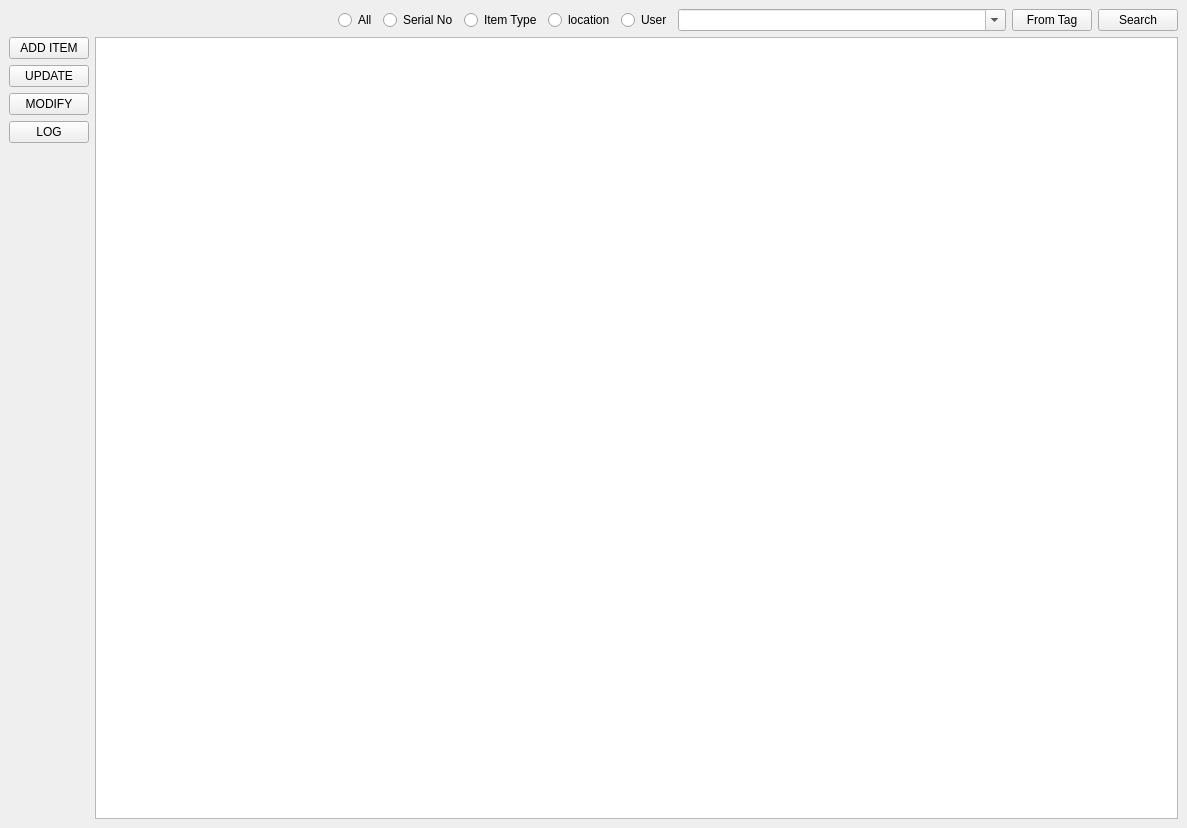
Qt form GUI/uiFiles/Grantha.ui (aumanimationstudios/Grantha) before a commit.
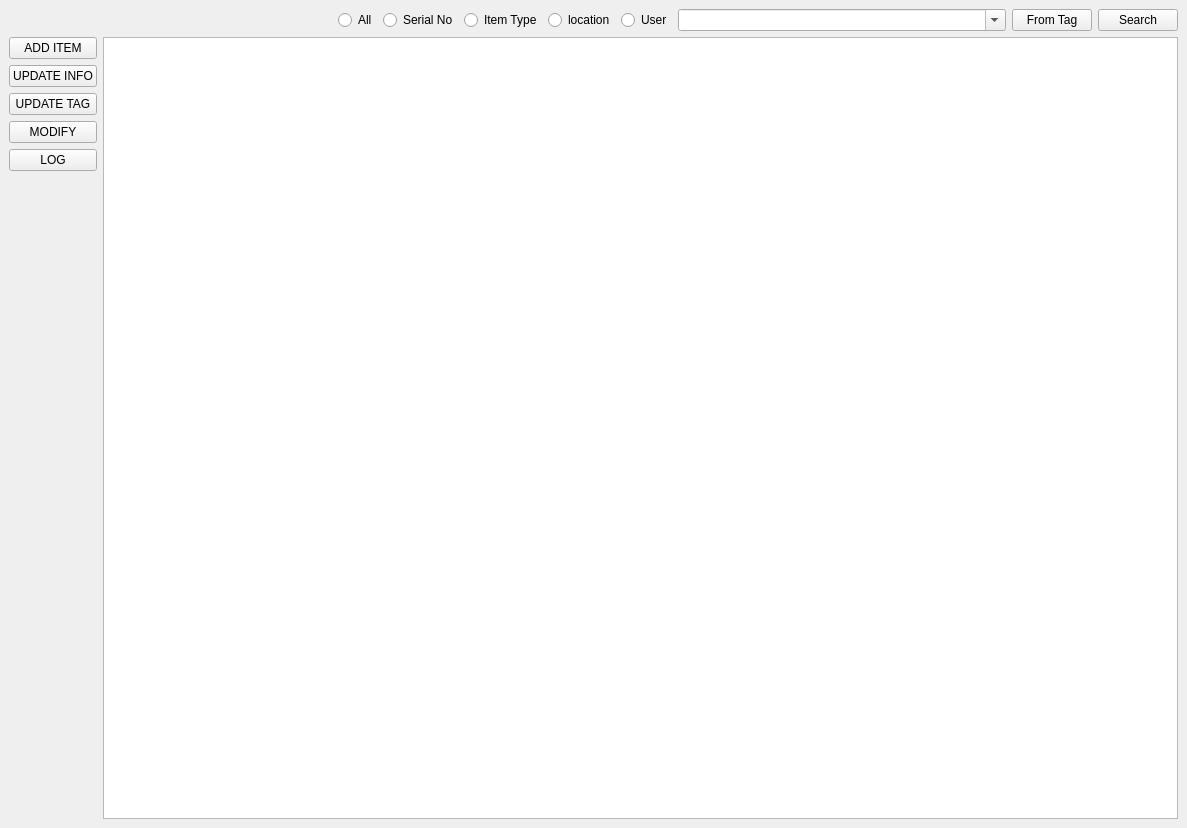
The same form after that commit.

The edit to the form file:
```diff
--- a/GUI/uiFiles/Grantha.ui
+++ b/GUI/uiFiles/Grantha.ui
@@ -112,7 +112,14 @@
       <item>
        <widget class="QPushButton" name="updateButton">
         <property name="text">
-         <string>UPDATE</string>
+         <string>UPDATE INFO</string>
+        </property>
+       </widget>
+      </item>
+      <item>
+       <widget class="QPushButton" name="updateTagButton">
+        <property name="text">
+         <string>UPDATE TAG</string>
         </property>
        </widget>
       </item>
```
